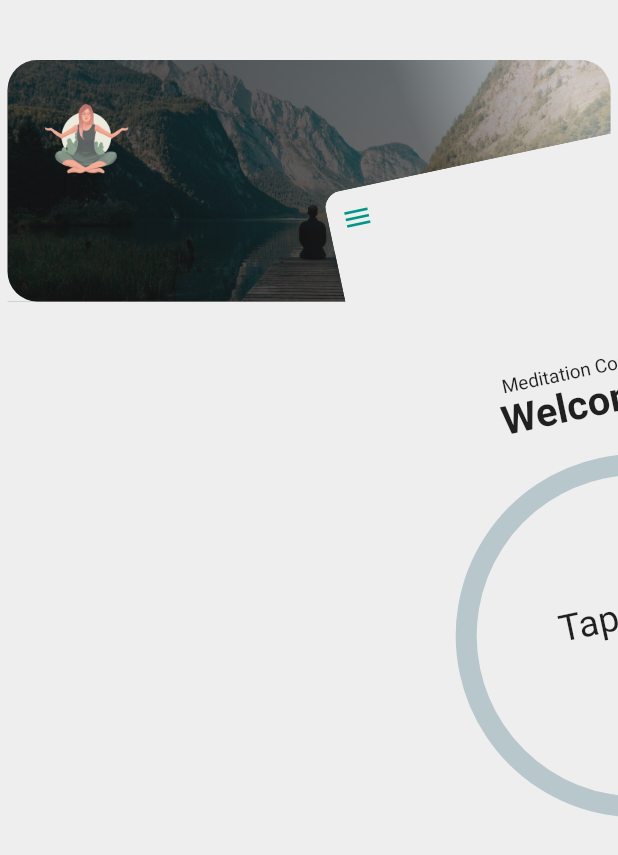
After one commit to Alpha17-2/MeditationCounter, a Flutter app: the screen it shows once a user with an empty profile is signed in, after a tap on the "menu" icon, on a phone screen of 412 x 824 dp. The commit adds this screen. Shown: the top 855 px of the screen. Run offline on Flutter 3.47's test engine with Material 2 defaults, Android fonts, the phone set to English and light mode, and no system bars; drawn by our look-alikes of flutter_zoom_drawer, percent_indicator; our stand-ins replace animated_text_kit, cloud_firestore, firebase_auth, firebase_core, flutter_signin_button, google_fonts and 1 more; missing offline and left inert: animated_widgets; accounts and stored records are empty; network calls fail; Roboto replaces fonts that are missing (Cagliostro).

Commit message:
MenuBar added,

```diff
--- a/lib/main.dart
+++ b/lib/main.dart
@@ -34,7 +34,7 @@ class MyApp extends StatelessWidget {
           builder: (context, snapshot) {
             if (snapshot.connectionState == ConnectionState.active) {
               if (snapshot.hasData) {
-                return const CounterScreen();
+                return const ZoomDrawerWidget();
               } else if (snapshot.hasError) {
                 return Center(child: Text("${snapshot.error}"));
               }
--- a/lib/pages/pageFour.dart
+++ b/lib/pages/pageFour.dart
@@ -1,6 +1,8 @@
 import 'package:counter/models/user.dart' as model;
 import 'package:counter/providers/userProvider.dart';
+import 'package:counter/widgets/menuScreen.dart';
 import 'package:flutter/material.dart';
+import 'package:flutter_zoom_drawer/flutter_zoom_drawer.dart';
 import 'package:google_fonts/google_fonts.dart';
 import 'package:percent_indicator/circular_percent_indicator.dart';
 import 'package:provider/provider.dart';
@@ -27,8 +29,7 @@ class _CounterScreenState extends State<CounterScreen> {
 
   int _target = 100;
   int _countingPerDay = 0;
-  int _countinPerWeek = 0;
-  int _countingPerYear = 0;
+
   bool _isAddButtonPressed = false;
 
   @override
@@ -42,6 +43,12 @@ class _CounterScreenState extends State<CounterScreen> {
       appBar: AppBar(
         backgroundColor: Colors.grey.shade200,
         elevation: 0,
+        leading: IconButton(
+          icon: const Icon(Icons.menu, size: 30, color: Colors.teal),
+          onPressed: () {
+            ZoomDrawer.of(context)!.toggle();
+          },
+        ),
         actions: [
           _isAddButtonPressed
               ? IconButton(
@@ -90,8 +97,6 @@ class _CounterScreenState extends State<CounterScreen> {
                   onTap: () {
                     setState(() {
                       _countingPerDay++;
-                      _countinPerWeek++;
-                      _countingPerYear++;
                     });
                   },
                   child: CircularPercentIndicator(
@@ -118,3 +123,25 @@ class _CounterScreenState extends State<CounterScreen> {
     );
   }
 }
+
+//MenuDrawer
+class ZoomDrawerWidget extends StatefulWidget {
+  const ZoomDrawerWidget({Key? key}) : super(key: key);
+
+  @override
+  _ZoomDrawerWidgetState createState() => _ZoomDrawerWidgetState();
+}
+
+class _ZoomDrawerWidgetState extends State<ZoomDrawerWidget> {
+  @override
+  Widget build(BuildContext context) {
+    return ZoomDrawer(
+      backgroundColor: Colors.grey.shade200,
+      style: DrawerStyle.Style1,
+      menuScreen: const MenuScreen(),
+      mainScreen: const CounterScreen(),
+      angle: -12,
+      duration: Duration(milliseconds: 200),
+    );
+  }
+}
--- /dev/null
+++ b/lib/widgets/menuScreen.dart
@@ -0,0 +1,62 @@
+import 'package:counter/models/user.dart' as model;
+import 'package:counter/providers/userProvider.dart';
+import 'package:flutter/material.dart';
+import 'package:google_fonts/google_fonts.dart';
+import 'package:provider/provider.dart';
+
+class MenuScreen extends StatefulWidget {
+  const MenuScreen({Key? key}) : super(key: key);
+
+  @override
+  _MenuScreenState createState() => _MenuScreenState();
+}
+
+class _MenuScreenState extends State<MenuScreen> {
+  @override
+  Widget build(BuildContext context) {
+    model.User user = Provider.of<UserProvider>(context).getUser;
+
+    return Scaffold(
+        backgroundColor: Colors.grey.shade200,
+        body: SafeArea(
+          child: ListView(
+            padding: const EdgeInsets.symmetric(horizontal: 5, vertical: 40),
+            children: [
+              UserAccountsDrawerHeader(
+                accountName: Text(
+                  user.fullName,
+                  style: GoogleFonts.lato(
+                      fontSize: 25, fontWeight: FontWeight.bold),
+                ),
+                accountEmail: Text(
+                  user.email,
+                  style: GoogleFonts.lato(fontSize: 12),
+                ),
+                currentAccountPicture: CircleAvatar(
+                  backgroundColor: Colors.transparent,
+                  child: ClipOval(
+                    child: Image.asset(
+                      "lib/assets/images/yogafinal.png",
+                      fit: BoxFit.cover,
+                    ),
+                  ),
+                ),
+                decoration: BoxDecoration(
+                    borderRadius: BorderRadius.circular(20),
+                    gradient:
+                        LinearGradient(begin: Alignment.bottomCenter, colors: [
+                      Colors.black.withOpacity(.9),
+                      Colors.black.withOpacity(.8),
+                      Colors.black.withOpacity(0.2)
+                    ]),
+                    image: const DecorationImage(
+                        image: AssetImage(
+                            "lib/assets/images/BackgroundOfMeditate.jpg"),
+                        opacity: 0.3,
+                        fit: BoxFit.cover)),
+              )
+            ],
+          ),
+        ));
+  }
+}
```
Also changed, not shown: lib/assets/images/BackgroundOfMeditate.jpg (added).
